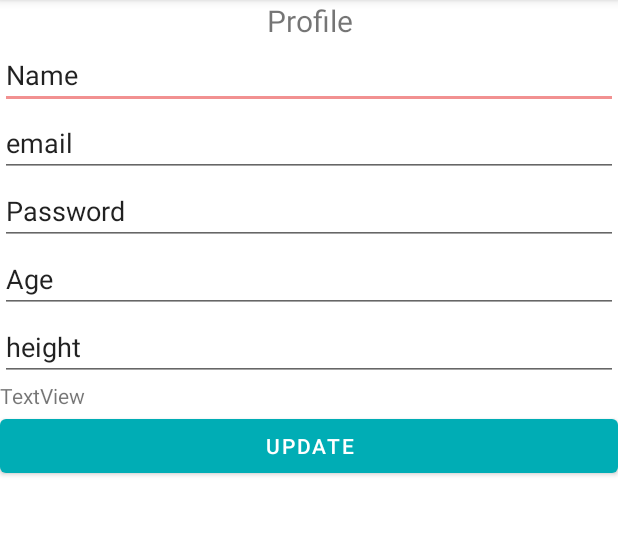
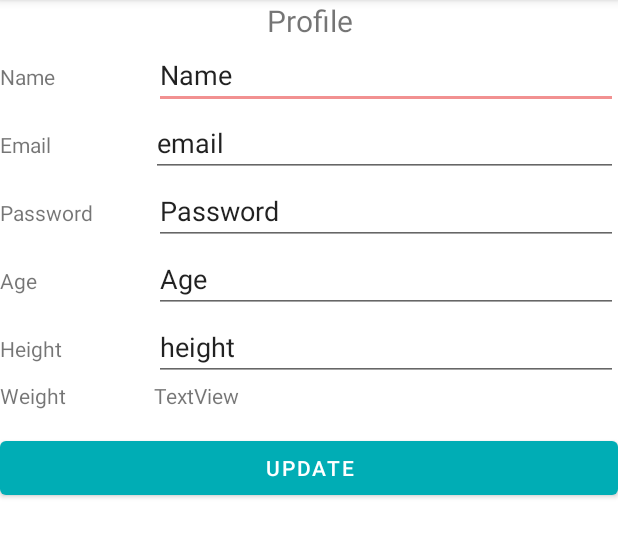
Before and after one commit to AmirAbu-Almajd/Calorie-Counter, an Android app: the profile screen opened directly, with no data from a screen before it, on a phone screen of 412 x 824 dp, the part 84-641 px from its top. Run offline under Robolectric (Android 15) with nearby library versions, the phone set to English and light mode, and no system bars; 7 statements that could not run were skipped.

Commit message:
login and weight update errors fixed

```diff
--- a/app/src/main/java/com/example/calorie_counter/Database.java
+++ b/app/src/main/java/com/example/calorie_counter/Database.java
@@ -20,7 +20,7 @@ import java.util.LinkedList;
 import java.util.List;
 
 public class Database extends SQLiteOpenHelper {
-    private static String databaseName = "CalorieDB15";
+    private static String databaseName = "CalorieDB16";
     SQLiteDatabase calorieDatabase;
 
     public Database(Context context) {
@@ -176,12 +176,14 @@ public class Database extends SQLiteOpenHelper {
         return meals;
     }
 
-    public int signIn(String emailIn, String passwordIn) {
+    public Number signIn(String emailIn, String passwordIn) {
 //        emailIn = "adham@gmail.com";
 //        passwordIn = "121313";
         String[] rowDetails = {emailIn, passwordIn};
         calorieDatabase = getReadableDatabase();
         Cursor id = calorieDatabase.rawQuery("select id from users where email like ? and password like ?", rowDetails);
+        if(id.getCount()==0)
+            return null;
         if (id != null)
             id.moveToFirst();
         calorieDatabase.close();
--- a/app/src/main/java/com/example/calorie_counter/MainMenuFragment.java
+++ b/app/src/main/java/com/example/calorie_counter/MainMenuFragment.java
@@ -414,26 +414,11 @@ public class MainMenuFragment extends Fragment {
         int calories_consumed = db.get_calories_consumed(userSingleton.getId(), c);
         int calories_left = daily_calorie_intake - calories_consumed;
         caloriesEqu_txt.setText("       " + calories_consumed + "         +         " + calories_left + "         =         " + String.valueOf(daily_calorie_intake));
-
-
         ////////////////////// progress Bar//////////////////
         ProgressBar simpleProgressBar =(ProgressBar)rootView.findViewById(R.id.progressBar4);
         TextView text=(TextView) rootView.findViewById(R.id.textView4);
         simpleProgressBar.setProgress(calories_consumed);
         text.setText(calories_consumed+"%");
-        // ListView meals_list = rootView.findViewById(R.id.meals_listview);
-        //ArrayAdapter<String> adapter = new ArrayAdapter<String>(getContext(), android.R.layout.simple_list_item_1);
-        //meals_list.setAdapter(adapter);
-        //db.add_meal(userSingleton.getId(), "oranges", c, 1, 50);
-        //db.add_meal(userSingleton.getId(), "banana", c, 1, 100);
-        /*Cursor c_meals = db.getTodayMeals(userSingleton.getId(), c);
-        while (!c_meals.isAfterLast()) {
-            adapter.add(c_meals.getString(0));
-            //adapter.add(c_meals.getString(1));
-            //adapter.add(c_meals.getString(2));
-            c_meals.moveToNext();
-        }*/
-        //
     }
 
     @RequiresApi(api = Build.VERSION_CODES.O)
@@ -469,7 +454,7 @@ public class MainMenuFragment extends Fragment {
     public boolean check_today_weight_update()
     {
         LocalDate d=db.get_last_weight_update_date(userSingleton.getId());
-        if(LocalDate.now()==d)
+        if(LocalDate.now().equals(d))
             return true;
         else
             return false;
--- a/app/src/main/java/com/example/calorie_counter/loginMenu.java
+++ b/app/src/main/java/com/example/calorie_counter/loginMenu.java
@@ -5,6 +5,7 @@ import android.os.Bundle;
 import android.view.View;
 import android.widget.Button;
 import android.widget.EditText;
+import android.widget.Toast;
 
 import androidx.appcompat.app.AppCompatActivity;
 
@@ -15,7 +16,7 @@ public class loginMenu extends AppCompatActivity {
         super.onCreate(savedInstanceState);
         setContentView(R.layout.activity_main);
         ///////uncomment to clear database/////
-//        getApplicationContext().deleteDatabase("CalorieDB15");
+//        getApplicationContext().deleteDatabase("CalorieDB16");
 
         EditText emailtxt = (EditText)findViewById(R.id.emailTxt);
         EditText password  = (EditText)findViewById(R.id.passwordTxt);
@@ -25,8 +26,13 @@ public class loginMenu extends AppCompatActivity {
         loginBtn.setOnClickListener(new View.OnClickListener() {
             @Override
             public void onClick(View v) {
-                int id = db.signIn(emailtxt.getText().toString(),password.getText().toString());
-                userSingleton.setId(id);
+                Number id = db.signIn(emailtxt.getText().toString(),password.getText().toString());
+                if(id==null)
+                {
+                    Toast.makeText(getApplicationContext(),"please reenter your username and password or register",Toast.LENGTH_LONG).show();
+                    return;
+                }
+                userSingleton.setId((int)id);
 //                Toast.makeText(getApplicationContext(),id+"",Toast.LENGTH_LONG).show();
                 Intent i = new Intent(loginMenu.this,mainTabs.class);
                 startActivity(i);
--- a/app/src/main/res/layout/activity_profile.xml
+++ b/app/src/main/res/layout/activity_profile.xml
@@ -20,52 +20,135 @@
             android:text="Profile"
             android:layout_gravity="center_horizontal" />
 
+        <LinearLayout
+            android:layout_width="match_parent"
+            android:layout_height="wrap_content"
+            android:orientation="horizontal">
+
+            <TextView
+                android:id="@+id/textView6"
+                android:layout_width="wrap_content"
+                android:layout_height="wrap_content"
+                android:layout_weight="1"
+                android:text="Name" />
+
             <EditText
                 android:id="@+id/name_txt_update"
-            android:layout_width="match_parent"
+                android:layout_width="309dp"
                 android:layout_height="wrap_content"
                 android:ems="10"
                 android:inputType="textPersonName"
                 android:text="Name" />
 
+        </LinearLayout>
+
+        <LinearLayout
+            android:layout_width="match_parent"
+            android:layout_height="wrap_content"
+            android:orientation="horizontal">
+
+            <TextView
+                android:id="@+id/textView7"
+                android:layout_width="wrap_content"
+                android:layout_height="wrap_content"
+                android:layout_weight="1"
+                android:text="Email" />
+
             <EditText
                 android:id="@+id/email_txt_update"
-            android:layout_width="match_parent"
+                android:layout_width="311dp"
                 android:layout_height="wrap_content"
                 android:ems="10"
                 android:inputType="textPersonName"
                 android:text="email" />
 
+        </LinearLayout>
+
+        <LinearLayout
+            android:layout_width="match_parent"
+            android:layout_height="wrap_content"
+            android:orientation="horizontal">
+
+            <TextView
+                android:id="@+id/textView8"
+                android:layout_width="wrap_content"
+                android:layout_height="wrap_content"
+                android:layout_weight="1"
+                android:text="Password" />
+
             <EditText
                 android:id="@+id/password_txt_update"
-            android:layout_width="match_parent"
+                android:layout_width="309dp"
                 android:layout_height="wrap_content"
                 android:ems="10"
                 android:inputType="textPersonName"
                 android:text="Password" />
 
+        </LinearLayout>
+
+        <LinearLayout
+            android:layout_width="match_parent"
+            android:layout_height="wrap_content"
+            android:orientation="horizontal">
+
+            <TextView
+                android:id="@+id/textView9"
+                android:layout_width="wrap_content"
+                android:layout_height="wrap_content"
+                android:layout_weight="1"
+                android:text="Age" />
+
             <EditText
                 android:id="@+id/age_txt_update"
-            android:layout_width="match_parent"
+                android:layout_width="309dp"
                 android:layout_height="wrap_content"
                 android:ems="10"
                 android:inputType="textPersonName"
                 android:text="Age" />
 
+        </LinearLayout>
+
+        <LinearLayout
+            android:layout_width="match_parent"
+            android:layout_height="wrap_content"
+            android:orientation="horizontal">
+
+            <TextView
+                android:id="@+id/textView10"
+                android:layout_width="wrap_content"
+                android:layout_height="wrap_content"
+                android:layout_weight="1"
+                android:text="Height" />
+
             <EditText
                 android:id="@+id/height_txt_update"
-            android:layout_width="match_parent"
+                android:layout_width="309dp"
                 android:layout_height="wrap_content"
                 android:ems="10"
                 android:inputType="textPersonName"
                 android:text="height" />
 
+        </LinearLayout>
+
+        <LinearLayout
+            android:layout_width="match_parent"
+            android:layout_height="34dp"
+            android:orientation="horizontal">
+
+            <TextView
+                android:id="@+id/textView11"
+                android:layout_width="wrap_content"
+                android:layout_height="wrap_content"
+                android:layout_weight="1"
+                android:text="Weight" />
+
             <TextView
                 android:id="@+id/weight_txt_update"
-            android:layout_width="match_parent"
+                android:layout_width="309dp"
                 android:layout_height="wrap_content"
                 android:ems="10"
                 android:text="TextView" />
+        </LinearLayout>
 
         <Button
             android:id="@+id/update_btn"
--- a/build.gradle
+++ b/build.gradle
@@ -5,7 +5,7 @@ buildscript {
         jcenter()
     }
     dependencies {
-        classpath 'com.android.tools.build:gradle:4.0.1'
+        classpath 'com.android.tools.build:gradle:4.2.1'
 
         // NOTE: Do not place your application dependencies here; they belong
         // in the individual module build.gradle files
```
Lines whose indentation alone changed are shown as unchanged.
